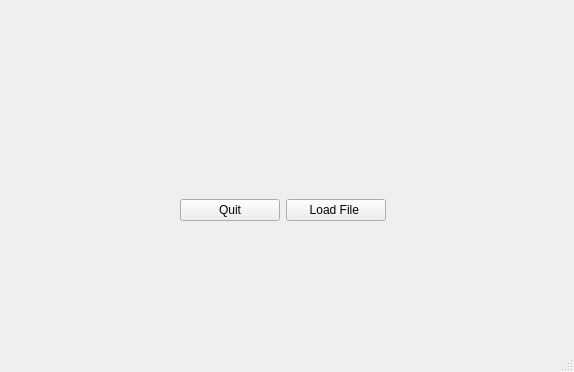
Before: the Qt Designer form VTKVolume/src/mainwindow.ui in kulhanek/vtktests, drawn with Qt 5.
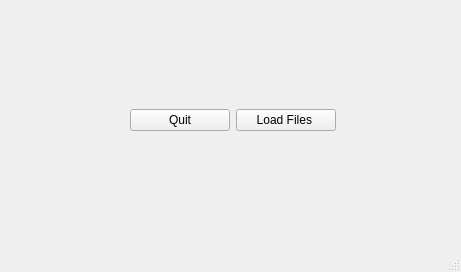
After: the same form once the commit is applied.

The edit to the form file:
```diff
--- a/VTKVolume/src/mainwindow.ui
+++ b/VTKVolume/src/mainwindow.ui
@@ -6,8 +6,8 @@
    <rect>
     <x>0</x>
     <y>0</y>
-    <width>574</width>
-    <height>372</height>
+    <width>461</width>
+    <height>272</height>
    </rect>
   </property>
   <property name="windowTitle">
@@ -17,8 +17,8 @@
    <widget class="QWidget" name="horizontalLayoutWidget">
     <property name="geometry">
      <rect>
-      <x>180</x>
-      <y>170</y>
+      <x>130</x>
+      <y>80</y>
       <width>206</width>
       <height>80</height>
      </rect>
@@ -34,7 +34,7 @@
      <item>
       <widget class="QPushButton" name="pushButton">
        <property name="text">
-        <string>Load File </string>
+        <string>Load Files </string>
        </property>
       </widget>
      </item>
```
Left out of the diff: 2 changed lines with no effect on the pictures.
